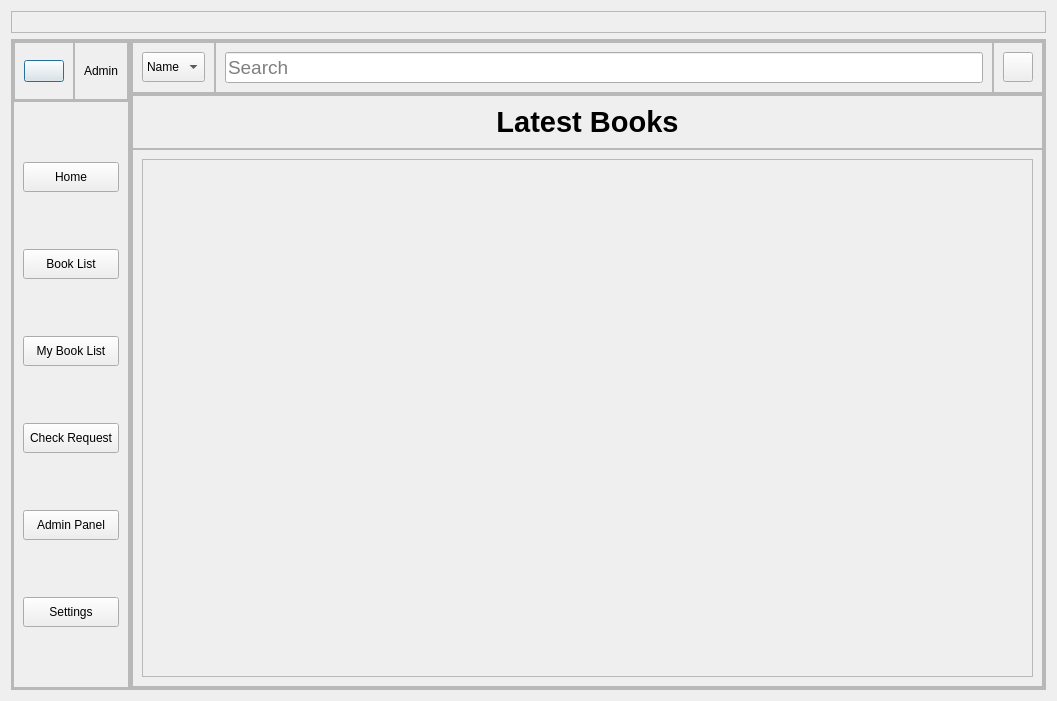
Qt form homepage.ui (aavashlamichhane/LibMan) before a commit.
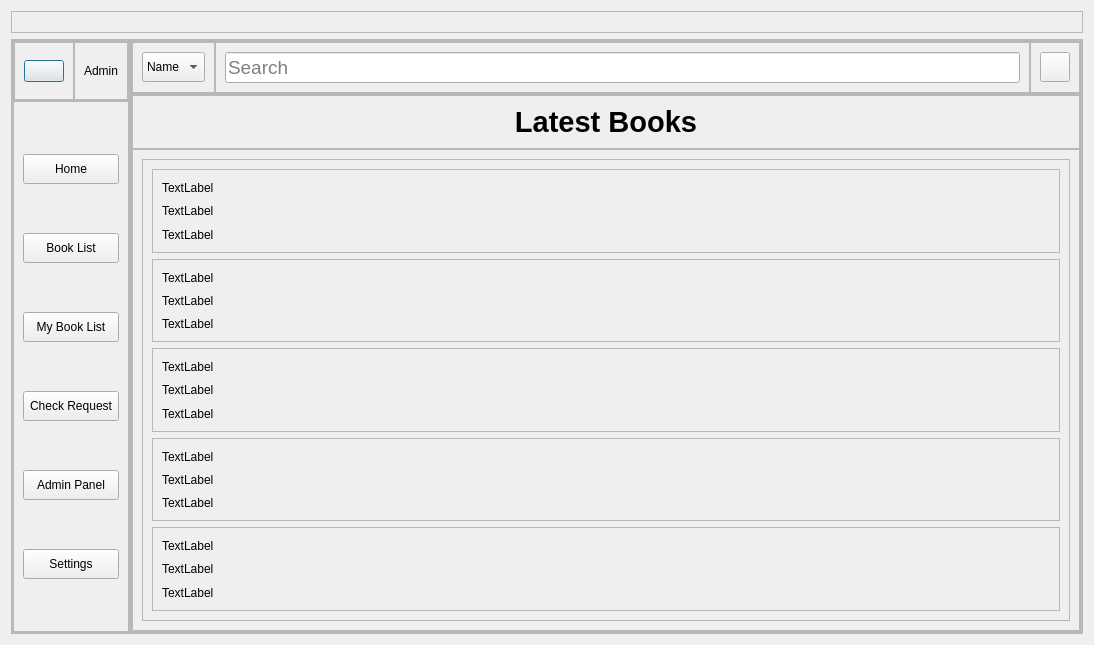
The same form after that commit. Icons and pictures are not drawn.

What changed in the file:
```diff
--- a/homepage.ui
+++ b/homepage.ui
@@ -6,8 +6,8 @@
    <rect>
     <x>0</x>
     <y>0</y>
-    <width>1057</width>
-    <height>701</height>
+    <width>1094</width>
+    <height>645</height>
    </rect>
   </property>
   <property name="windowTitle">
@@ -553,10 +553,177 @@
                    <rect>
                     <x>0</x>
                     <y>0</y>
-                    <width>883</width>
-                    <height>479</height>
+                    <width>903</width>
+                    <height>540</height>
                    </rect>
                   </property>
+                  <layout class="QVBoxLayout" name="verticalLayout_6">
+                   <item>
+                    <widget class="QFrame" name="frame_4">
+                     <property name="frameShape">
+                      <enum>QFrame::StyledPanel</enum>
+                     </property>
+                     <property name="frameShadow">
+                      <enum>QFrame::Raised</enum>
+                     </property>
+                     <layout class="QVBoxLayout" name="verticalLayout_7">
+                      <item>
+                       <widget class="QLabel" name="label_b1">
+                        <property name="text">
+                         <string>TextLabel</string>
+                        </property>
+                       </widget>
+                      </item>
+                      <item>
+                       <widget class="QLabel" name="label_a1">
+                        <property name="text">
+                         <string>TextLabel</string>
+                        </property>
+                       </widget>
+                      </item>
+                      <item>
+                       <widget class="QLabel" name="label_i1">
+                        <property name="text">
+                         <string>TextLabel</string>
+                        </property>
+                       </widget>
+                      </item>
+                     </layout>
+                    </widget>
+                   </item>
+                   <item>
+                    <widget class="QFrame" name="frame_3">
+                     <property name="frameShape">
+                      <enum>QFrame::StyledPanel</enum>
+                     </property>
+                     <property name="frameShadow">
+                      <enum>QFrame::Raised</enum>
+                     </property>
+                     <layout class="QVBoxLayout" name="verticalLayout_8">
+                      <item>
+                       <widget class="QLabel" name="label_b2">
+                        <property name="text">
+                         <string>TextLabel</string>
+                        </property>
+                       </widget>
+                      </item>
+                      <item>
+                       <widget class="QLabel" name="label_a2">
+                        <property name="text">
+                         <string>TextLabel</string>
+                        </property>
+                       </widget>
+                      </item>
+                      <item>
+                       <widget class="QLabel" name="label_i2">
+                        <property name="text">
+                         <string>TextLabel</string>
+                        </property>
+                       </widget>
+                      </item>
+                     </layout>
+                    </widget>
+                   </item>
+                   <item>
+                    <widget class="QFrame" name="frame_2">
+                     <property name="frameShape">
+                      <enum>QFrame::StyledPanel</enum>
+                     </property>
+                     <property name="frameShadow">
+                      <enum>QFrame::Raised</enum>
+                     </property>
+                     <layout class="QVBoxLayout" name="verticalLayout_9">
+                      <item>
+                       <widget class="QLabel" name="label_b3">
+                        <property name="text">
+                         <string>TextLabel</string>
+                        </property>
+                       </widget>
+                      </item>
+                      <item>
+                       <widget class="QLabel" name="label_a3">
+                        <property name="text">
+                         <string>TextLabel</string>
+                        </property>
+                       </widget>
+                      </item>
+                      <item>
+                       <widget class="QLabel" name="label_i3">
+                        <property name="text">
+                         <string>TextLabel</string>
+                        </property>
+                       </widget>
+                      </item>
+                     </layout>
+                    </widget>
+                   </item>
+                   <item>
+                    <widget class="QFrame" name="frame">
+                     <property name="frameShape">
+                      <enum>QFrame::StyledPanel</enum>
+                     </property>
+                     <property name="frameShadow">
+                      <enum>QFrame::Raised</enum>
+                     </property>
+                     <layout class="QVBoxLayout" name="verticalLayout_10">
+                      <item>
+                       <widget class="QLabel" name="label_b4">
+                        <property name="text">
+                         <string>TextLabel</string>
+                        </property>
+                       </widget>
+                      </item>
+                      <item>
+                       <widget class="QLabel" name="label_a4">
+                        <property name="text">
+                         <string>TextLabel</string>
+                        </property>
+                       </widget>
+                      </item>
+                      <item>
+                       <widget class="QLabel" name="label_i4">
+                        <property name="text">
+                         <string>TextLabel</string>
+                        </property>
+                       </widget>
+                      </item>
+                     </layout>
+                    </widget>
+                   </item>
+                   <item>
+                    <widget class="QFrame" name="frame_5">
+                     <property name="frameShape">
+                      <enum>QFrame::StyledPanel</enum>
+                     </property>
+                     <property name="frameShadow">
+                      <enum>QFrame::Raised</enum>
+                     </property>
+                     <layout class="QVBoxLayout" name="verticalLayout_11">
+                      <item>
+                       <widget class="QLabel" name="label_b5">
+                        <property name="text">
+                         <string>TextLabel</string>
+                        </property>
+                       </widget>
+                      </item>
+                      <item>
+                       <widget class="QLabel" name="label_a5">
+                        <property name="text">
+                         <string>TextLabel</string>
+                        </property>
+                       </widget>
+                      </item>
+                      <item>
+                       <widget class="QLabel" name="label_i5">
+                        <property name="text">
+                         <string>TextLabel</string>
+                        </property>
+                       </widget>
+                      </item>
+                     </layout>
+                    </widget>
+                   </item>
+                  </layout>
                  </widget>
                 </widget>
                </item>
```
